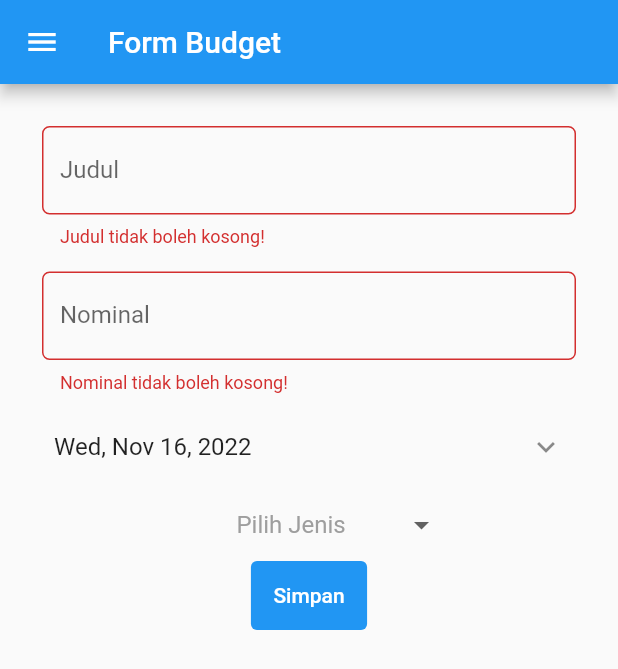
After one commit to IrsyadMufid/pbp-flutter-lab, a Flutter app: the MyFormPage screen opened directly, after a tap on "Simpan", on a phone screen of 412 x 824 dp. The commit adds this screen. Shown: the top 669 px of the screen. Run offline on Flutter 3.47's test engine with Material 2 defaults, Android fonts, the phone set to English and light mode, and no system bars.

Commit message:
Selesai Tugas 8

```diff
--- /dev/null
+++ b/lib/all.dart
@@ -0,0 +1,4 @@
+library counter_7.globals;
+import 'package:counter_7/budget_form.dart';
+
+List<Budget> budgets = [];
--- /dev/null
+++ b/lib/budget_form.dart
@@ -0,0 +1,236 @@
+import 'package:flutter/material.dart';
+import 'package:flutter/services.dart';
+import 'package:counter_7/drawer.dart';
+import 'package:intl/intl.dart';
+import 'all.dart' as globals;
+
+class MyFormPage extends StatefulWidget {
+  const MyFormPage({super.key});
+
+  @override
+  State<MyFormPage> createState() => _TambahBudgetPageState();
+}
+
+class Budget {
+  late String judul;
+  late int nominal;
+  late String jenisBudget;
+  late DateTime date;
+
+  Budget(
+      {required this.judul,
+      required this.nominal,
+      required this.jenisBudget,
+      required this.date});
+}
+
+class _TambahBudgetPageState extends State<MyFormPage> {
+  final _formKey = GlobalKey<FormState>();
+  String? _judul;
+  int? nominal;
+  String? jenisBudget;
+  List<String> listJenisBudget = ['Pemasukan', 'Pengeluaran'];
+  DateTime date = DateTime.now();
+
+  onPressed(BuildContext context) {
+    var data = Budget(
+        judul: _judul!,
+        nominal: nominal!,
+        jenisBudget: jenisBudget!,
+        date: date);
+    globals.budgets.add(data);
+    ScaffoldMessenger.of(context).showSnackBar(
+                              const SnackBar(
+                                  content: Text(
+                                      'Data sedang diproses. Mohon tunggu...')));
+  }
+
+  @override
+  Widget build(BuildContext context) {
+    String datetime =
+        DateFormat(DateFormat.YEAR_ABBR_MONTH_WEEKDAY_DAY).format(date);
+    return Scaffold(
+      appBar: AppBar(
+        title: const Text('Form Budget'),
+      ),
+      drawer: const DrawerApp(),
+      body: Form(
+        key: _formKey,
+        child: SingleChildScrollView(
+          child: Container(
+            padding: const EdgeInsets.all(20.0),
+            child: Column(
+              children: [
+                Padding(
+                  // Menggunakan padding sebesar 8 pixels
+                  padding: const EdgeInsets.all(8.0),
+                  child: TextFormField(
+                    decoration: InputDecoration(
+                      hintText: "Contoh: Sushi",
+                      labelText: "Judul",
+                      // Menambahkan circular border agar lebih rapi
+                      border: OutlineInputBorder(
+                        borderRadius: BorderRadius.circular(5.0),
+                      ),
+                    ),
+                    // Menambahkan behavior saat nama diketik
+                    onChanged: (String? value) {
+                      setState(() {
+                        _judul = value!;
+                      });
+                    },
+                    // Menambahkan behavior saat data disimpan
+                    onSaved: (String? value) {
+                      setState(() {
+                        _judul = value!;
+                      });
+                    },
+                    // Validator sebagai validasi form
+                    validator: (String? value) {
+                      if (value == null || value.isEmpty) {
+                        return 'Judul tidak boleh kosong!';
+                      }
+                      return null;
+                    },
+                  ),
+                ),
+                Padding(
+                  // Menggunakan padding sebesar 8 pixels
+                  padding: const EdgeInsets.all(8.0),
+                  child: TextFormField(
+                    decoration: InputDecoration(
+                      hintText: "Contoh: 200000",
+                      labelText: "Nominal",
+                      // Menambahkan circular border agar lebih rapi
+                      border: OutlineInputBorder(
+                        borderRadius: BorderRadius.circular(5.0),
+                      ),
+                    ),
+                    keyboardType: TextInputType.number,
+                    inputFormatters: <TextInputFormatter>[
+                      FilteringTextInputFormatter.digitsOnly
+                    ],
+                    // Menambahkan behavior saat nama diketik
+                    onChanged: (String? value) {
+                      setState(() {
+                        if (value != '') {
+                          nominal = int.parse(value!);
+                        }
+                      });
+                    },
+                    // Menambahkan behavior saat data disimpan
+                    onSaved: (String? value) {
+                      setState(() {
+                        if (value != '') {
+                          nominal = int.parse(value!);
+                        }
+                      });
+                    },
+                    // Validator sebagai validasi form
+                    validator: (String? value) {
+                      if (value == null || value.isEmpty) {
+                        return 'Nominal tidak boleh kosong!';
+                      }
+                      return null;
+                    },
+                  ),
+                ),
+                ListTile(
+                  title: Text(datetime),
+                  // make date to center
+                  trailing: const Icon(Icons.keyboard_arrow_down),
+                  onTap: () async {
+                    final DateTime? picked = await showDatePicker(
+                      context: context,
+                      initialDate: date,
+                      firstDate: DateTime(2015, 8),
+                      lastDate: DateTime(2101),
+                    );
+                    if (picked != null && picked != date) {
+                      return setState(() {
+                        date = picked;
+                      });
+                    }
+                  },
+                ),
+                DropdownButtonHideUnderline(
+                  child: DropdownButton(
+                    value: jenisBudget,
+                    icon: const Icon(Icons.arrow_drop_down),
+                    items: listJenisBudget.map((String items) {
+                      return DropdownMenuItem(
+                        value: items,
+                        child: Text(items),
+                      );
+                    }).toList(),
+                    onChanged: (String? newValue) {
+                      setState(() {
+                        jenisBudget = newValue!;
+                      });
+                    },
+                    hint: const SizedBox(
+                      width: 150, //and here
+                      child: Text(
+                        "Pilih Jenis",
+                        style: TextStyle(color: Colors.grey),
+                        textAlign: TextAlign.center,
+                      ),
+                    ),
+                  ),
+                ),
+                Align(
+                  alignment: Alignment.bottomCenter,
+                  child: TextButton(
+                    style: TextButton.styleFrom(
+                        backgroundColor: Colors.blue,
+                        padding: const EdgeInsets.all(15.0),
+                        tapTargetSize: MaterialTapTargetSize.shrinkWrap,
+                        alignment: Alignment.center),
+                    onPressed: () {
+                      if (_formKey.currentState!.validate()) {
+                        if (jenisBudget == null || jenisBudget == '') {
+                          showDialog(
+                            context: context,
+                            builder: (context) {
+                              return Dialog(
+                                shape: RoundedRectangleBorder(
+                                  borderRadius: BorderRadius.circular(10),
+                                ),
+                                elevation: 15,
+                                  child: ListView(
+                                    padding: const EdgeInsets.only(
+                                        top: 20, bottom: 20),
+                                    shrinkWrap: true,
+                                    children: <Widget>[
+                                      const Center(
+                                          child: Text(
+                                              'Pilih Jenis tidak boleh kosong')),
+                                      const SizedBox(height: 20),
+                                      TextButton(
+                                        onPressed: () {
+                                          Navigator.pop(context);
+                                        },
+                                        child: const Text('Kembali'),
+                                      ),
+                                    ],
+                                  ),
+                              );
+                            },
+                          );
+                        } else {
+                          onPressed(context);
+                        }
+                      }
+                    },
+                    child: const Text("Simpan",
+                        style: TextStyle(color: Colors.white)),
+                  ),
+                ),
+              ],
+            ),
+          ),
+        ),
+      ),
+    );
+  }
+}
--- /dev/null
+++ b/lib/drawer.dart
@@ -0,0 +1,49 @@
+import 'package:flutter/material.dart';
+import 'package:counter_7/main.dart';
+import 'package:counter_7/budget_form.dart';
+import 'package:counter_7/budget_data.dart';
+
+class DrawerApp extends StatelessWidget {
+  const DrawerApp({super.key});
+
+  @override
+  Widget build(BuildContext context) {
+    return Drawer(
+      child: Column(
+        children: [
+          // Menambahkan clickable menu
+          ListTile(
+            title: const Text('counter_7'),
+            onTap: () {
+              // Route menu ke halaman utama
+              Navigator.pushReplacement(
+                context,
+                MaterialPageRoute(builder: (context) => const MyHomePage(title: 'counter_7')),
+              );
+            },
+          ),
+          ListTile(
+            title: const Text('Tambah Budget'),
+            onTap: () {
+              // Route menu ke halaman Form Budget
+              Navigator.pushReplacement(
+                context,
+                MaterialPageRoute(builder: (context) => const MyFormPage()),
+              );
+            },
+          ),
+          ListTile(
+            title: const Text('Data Budget'),
+            onTap: () {
+              // Route menu ke halaman Data budget
+              Navigator.pushReplacement(
+                context,
+                MaterialPageRoute(builder: (context) => const MyDataPage()),
+              );
+            },
+          ),
+        ],
+      ),
+    );
+  }
+}
--- a/lib/main.dart
+++ b/lib/main.dart
@@ -1,4 +1,5 @@
 import 'package:flutter/material.dart';
+import 'package:counter_7/drawer.dart';
 
 void main() {
   runApp(const MyApp());
@@ -87,6 +88,7 @@ class _MyHomePageState extends State<MyHomePage> {
         // the App.build method, and use it to set our appbar title.
         title: Text(widget.title),
       ),
+      drawer: const DrawerApp(),
       body: Center(
         // Center is a layout widget. It takes a single child and positions it
         // in the middle of the parent.
--- a/pubspec.yaml
+++ b/pubspec.yaml
@@ -36,6 +36,7 @@ dependencies:
   # The following adds the Cupertino Icons font to your application.
   # Use with the CupertinoIcons class for iOS style icons.
   cupertino_icons: ^1.0.2
+  intl: ^0.17.0
 
 dev_dependencies:
   flutter_test:
```
Also changed, not shown: lib/budget_data.dart (added, +53 -0 lines), pubspec.lock, 1 other file.
